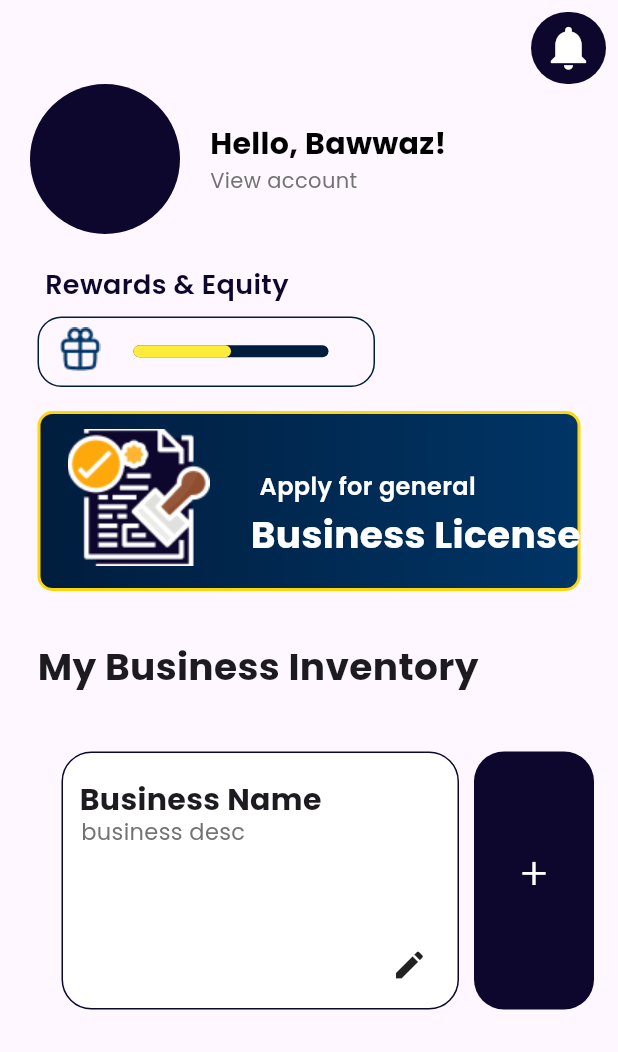
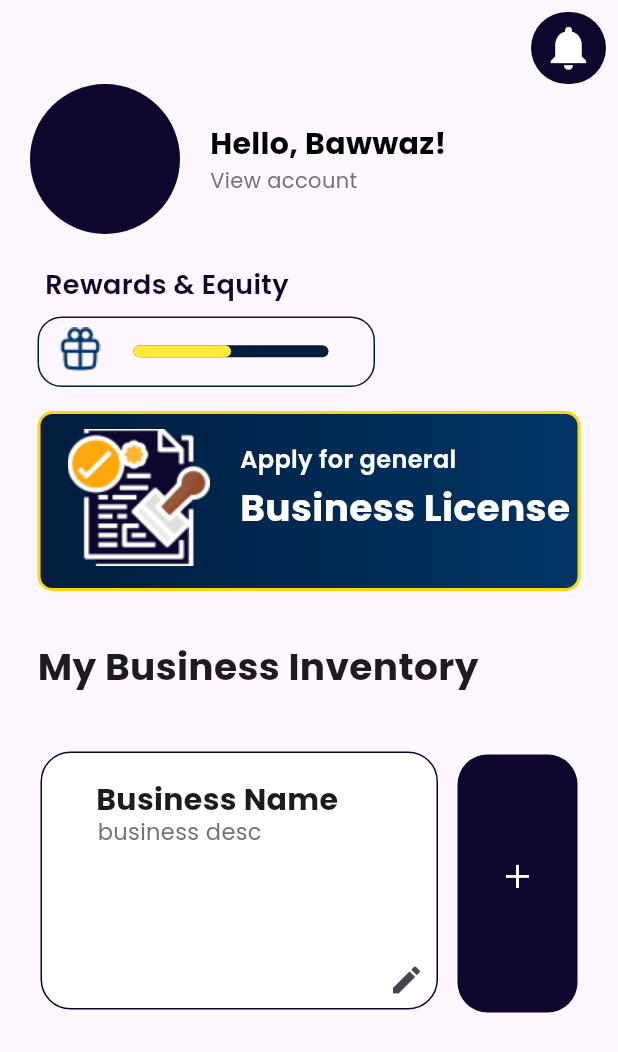
Before and after one commit to bawwaz/Tumbuh, a Flutter app: the screen it shows after launch, on a phone screen of 412 x 824 dp. Shown: the top 1052 px of the screen. Run offline on Flutter 3.47's test engine with Material 3 defaults, Android fonts, the phone set to English and light mode, and no system bars; drawn by our look-alikes of percent_indicator; our stand-ins replace get, google_fonts.

```diff
--- a/lib/View/HomePageView.dart
+++ b/lib/View/HomePageView.dart
@@ -1,6 +1,8 @@
 import 'package:flutter/material.dart';
+import 'package:get/get.dart';
 import 'package:percent_indicator/percent_indicator.dart';
 import 'package:google_fonts/google_fonts.dart';
+import 'package:tumbuh/View/InventoryView.dart';
 
 class HomeView extends StatelessWidget {
   const HomeView({Key? key}) : super(key: key);
@@ -164,37 +166,28 @@ class HomeView extends StatelessWidget {
                         image: AssetImage('assets/license.png'),
                       ),
                     ),
+                    SizedBox(
+                      width: 20,
+                    ),
                     Column(
+                      crossAxisAlignment: CrossAxisAlignment.start,
                       children: [
-                        Padding(
-                          padding: const EdgeInsets.only(
-                            top: 36.0,
-                            left: 1,
-                            right: 57,
-                          ),
-                          child: Text(
+                        Text(
                           "Apply for general",
                           style: GoogleFonts.poppins(
                               fontWeight: FontWeight.w600,
                               fontSize: 16,
                               color: Colors.white),
                         ),
-                        ),
                         SizedBox(
                           height: 2,
                         ),
-                        Padding(
-                          padding: const EdgeInsets.only(
-                            left: 27,
-                            right: 19,
-                          ),
-                          child: Text(
+                        Text(
                           "Business License",
                           style: GoogleFonts.poppins(
                             color: Colors.white,
                             fontSize: 25,
                             fontWeight: FontWeight.bold,
-                            ),
                           ),
                         )
                       ],
@@ -229,16 +222,13 @@ class HomeView extends StatelessWidget {
             child: Row(
               children: [
                 Stack(children: [
-                  Padding(
-                    padding: const EdgeInsets.only(left: 25.0),
-                    child: Container(
+                  Container(
                     height: 172,
                     width: 265,
                     decoration: BoxDecoration(
                       color: Colors.white,
                       border: Border.all(color: Color(0xff0D062D)),
                       borderRadius: BorderRadius.circular(20),
-                      ),
                     ),
                   ),
                   Padding(
@@ -262,8 +252,13 @@ class HomeView extends StatelessWidget {
                     ),
                   ),
                   Padding(
-                    padding: const EdgeInsets.only(top: 130.0, left: 245),
-                    child: Icon(Icons.edit),
+                    padding: const EdgeInsets.only(top: 128.0, left: 220),
+                    child: IconButton(
+                      onPressed: () {
+                        Get.to(inventoryView());
+                      },
+                      icon: Icon(Icons.edit),
+                    ),
                   )
                 ]),
                 Stack(children: [
--- a/lib/main.dart
+++ b/lib/main.dart
@@ -1,4 +1,5 @@
 import 'package:flutter/material.dart';
+import 'package:get/get.dart';
 import 'package:tumbuh/View/HomePageView.dart';
 
 void main() {
@@ -11,7 +12,7 @@ class MyApp extends StatelessWidget {
   // This widget is the root of your application.
   @override
   Widget build(BuildContext context) {
-    return MaterialApp(
+    return GetMaterialApp(
       debugShowCheckedModeBanner: false,
       title: 'Flutter Demo',
       theme: ThemeData(
--- a/pubspec.yaml
+++ b/pubspec.yaml
@@ -39,6 +39,7 @@ dependencies:
   cupertino_icons: ^1.0.2
   google_fonts:
   percent_indicator:
+  get:
 
 
 dev_dependencies:
```
Also changed, not shown: lib/View/InventoryView.dart (added, +223 -0 lines), assets/cog.png (added), assets/report.png (added), pubspec.lock. Lines whose indentation alone changed are shown as unchanged.
